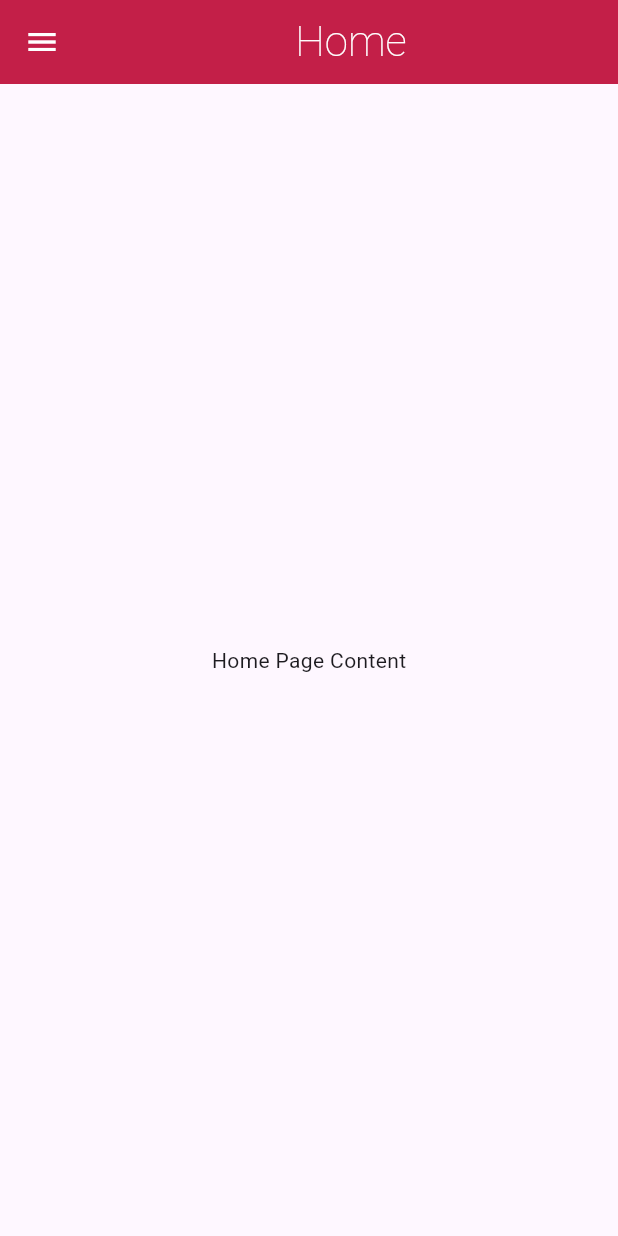
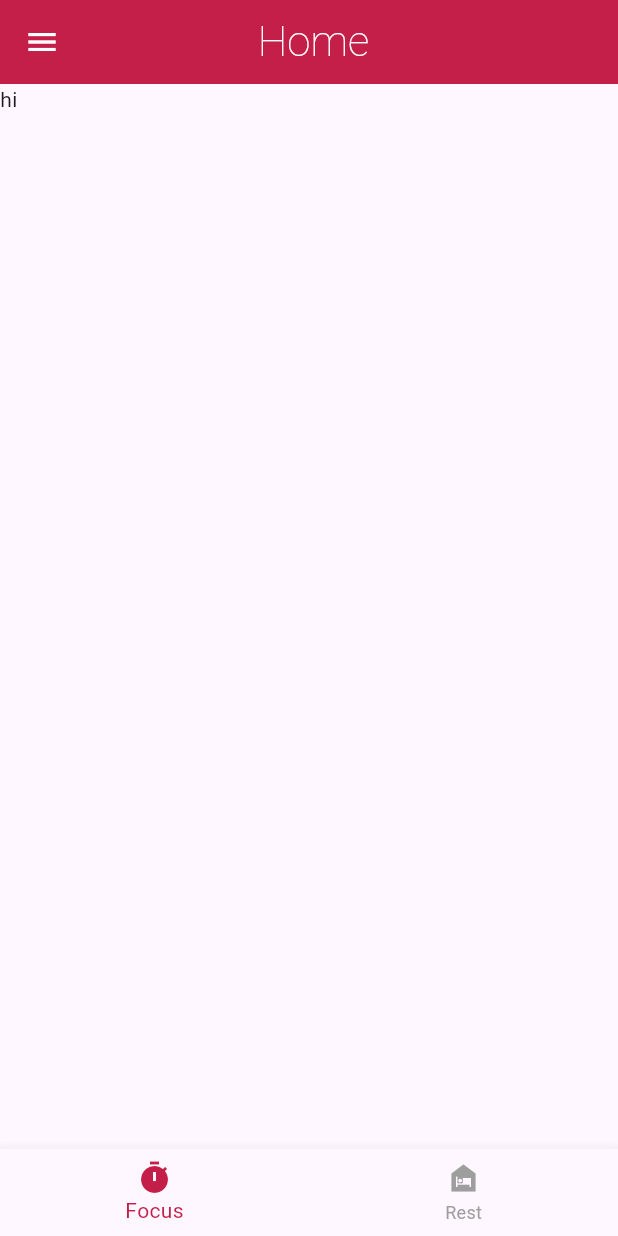
Before and after one commit to Hudakasim/pomodoro-app, a Flutter app: the Home screen opened by its route, on a phone screen of 412 x 824 dp. Run offline on Flutter 3.47's test engine with Material 3 defaults, Android fonts, the phone set to English and light mode, and no system bars; missing offline and left inert: cloudinary_url_gen.

```diff
--- /dev/null
+++ b/devtools_options.yaml
@@ -0,0 +1,3 @@
+description: This file stores settings for Dart & Flutter DevTools.
+documentation: https://docs.flutter.dev/tools/devtools/extensions#configure-extension-enablement-states
+extensions:
--- a/lib/screens/assets_screens/custom_drawer.dart
+++ b/lib/screens/assets_screens/custom_drawer.dart
@@ -3,7 +3,7 @@ import 'package:flutter/material.dart';
 class CustomDrawer extends StatelessWidget {
   final String? logoUrl; // Logo URL'sini alacağız
 
-  CustomDrawer({this.logoUrl}); // Logo URL'sini constructor ile alıyoruz
+  const CustomDrawer({super.key, this.logoUrl}); // Logo URL'sini constructor ile alıyoruz
 
   @override
   Widget build(BuildContext context) {
--- /dev/null
+++ b/lib/screens/focus.dart
@@ -0,0 +1,20 @@
+import 'package:flutter/material.dart';
+
+
+class Focus_Study extends StatefulWidget {
+  const Focus_Study({super.key});
+
+  @override
+  State<Focus_Study> createState() => _Focus_StudyState();
+}
+
+class _Focus_StudyState extends State<Focus_Study> {
+
+
+  @override
+  Widget build(BuildContext context) {
+    return Scaffold(
+body: Text("hi"),
+    );
+  }
+}
--- a/lib/screens/home.dart
+++ b/lib/screens/home.dart
@@ -1,4 +1,6 @@
 import 'package:flutter/material.dart';
+import 'package:pomodoro/screens/rest.dart';
+import 'package:pomodoro/screens/focus.dart';
 import 'package:pomodoro/screens/assets_screens/custom_drawer.dart';
 
 class Home extends StatefulWidget {
@@ -9,6 +11,21 @@ class Home extends StatefulWidget {
 }
 
 class _HomeState extends State<Home> {
+  // Tip güvenli bir liste olarak tanımlama
+	 List _pages = [
+		Focus_Study(),
+		Rest(),
+		];
+
+  int _selectedIndex = 0;
+
+  // Bottom Navigation Bar tıklama işlevi
+  void _navigateBottomBar(int index) {
+    setState(() {
+      _selectedIndex = index;
+    });
+  }
+
   String? logoUrl;
 
   @override
@@ -29,12 +46,37 @@ class _HomeState extends State<Home> {
     return Scaffold(
       appBar: AppBar(
         iconTheme: IconThemeData(color: Colors.white),
-        title: Center(child: Text("Home", style: TextStyle(fontSize: 28, fontWeight: FontWeight.w200, color: Colors.white))),
+        title: Center(child: Padding(
+		  padding: const EdgeInsets.fromLTRB(0, 0, 50, 0),
+		  child:
+		  Text("Home", style: TextStyle(fontSize: 28, fontWeight: FontWeight.w200, color: Colors.white)),
+		)
+		),
         backgroundColor: Color(0xFFC31F48),
       ),
+
       // CustomDrawer'ı kullanıyoruz
       drawer: CustomDrawer(logoUrl: logoUrl),
-      body: Center(child: Text("Home Page Content")),
+
+      body: _pages[_selectedIndex],
+      bottomNavigationBar: BottomNavigationBar(
+        currentIndex: _selectedIndex,
+        onTap: _navigateBottomBar,
+        items: [
+          // Focus
+          BottomNavigationBarItem(
+            icon: Icon(Icons.timer),
+            label: 'Focus',
+          ),
+          // Rest
+          BottomNavigationBarItem(
+            icon: Icon(Icons.night_shelter_sharp),
+            label: 'Rest',
+          ),
+        ],
+		selectedItemColor: Color(0xFFC31F48),
+		unselectedItemColor: Colors.grey,
+      ),
     );
   }
 }
--- /dev/null
+++ b/lib/screens/rest.dart
@@ -0,0 +1,18 @@
+import 'package:flutter/material.dart';
+
+
+class Rest extends StatefulWidget {
+  const Rest({super.key});
+
+  @override
+  State<Rest> createState() => _RestState();
+}
+
+class _RestState extends State<Rest> {
+  @override
+  Widget build(BuildContext context) {
+    return Scaffold(
+      body: Text("merhaba"),
+    );
+  }
+}
```
